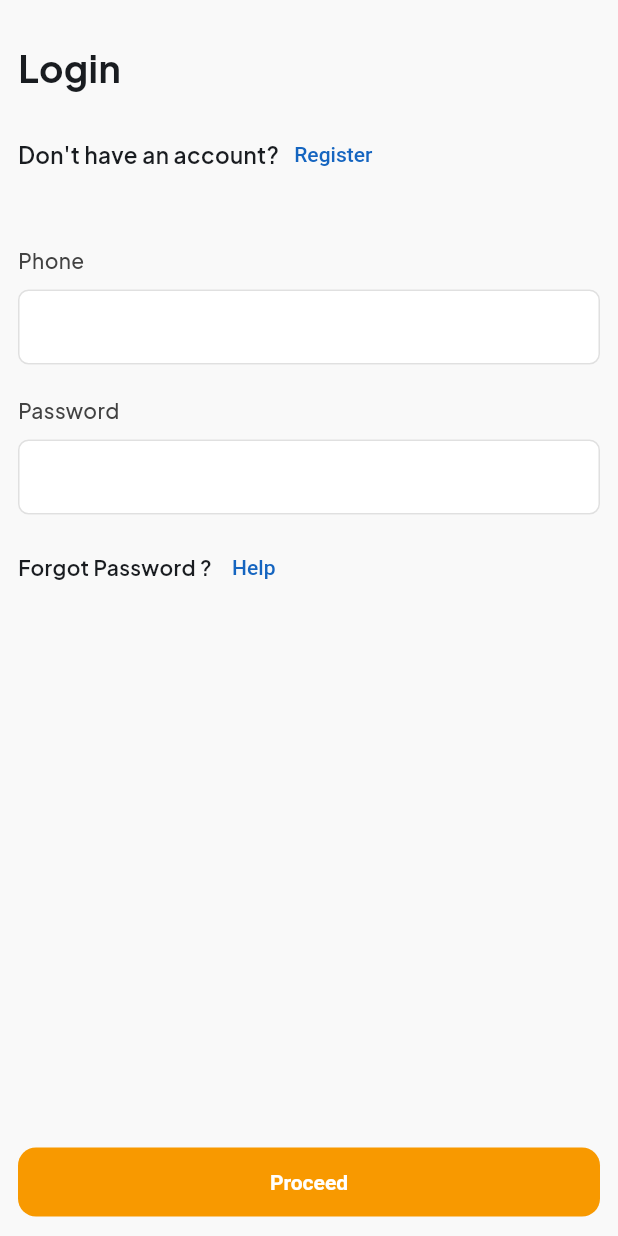
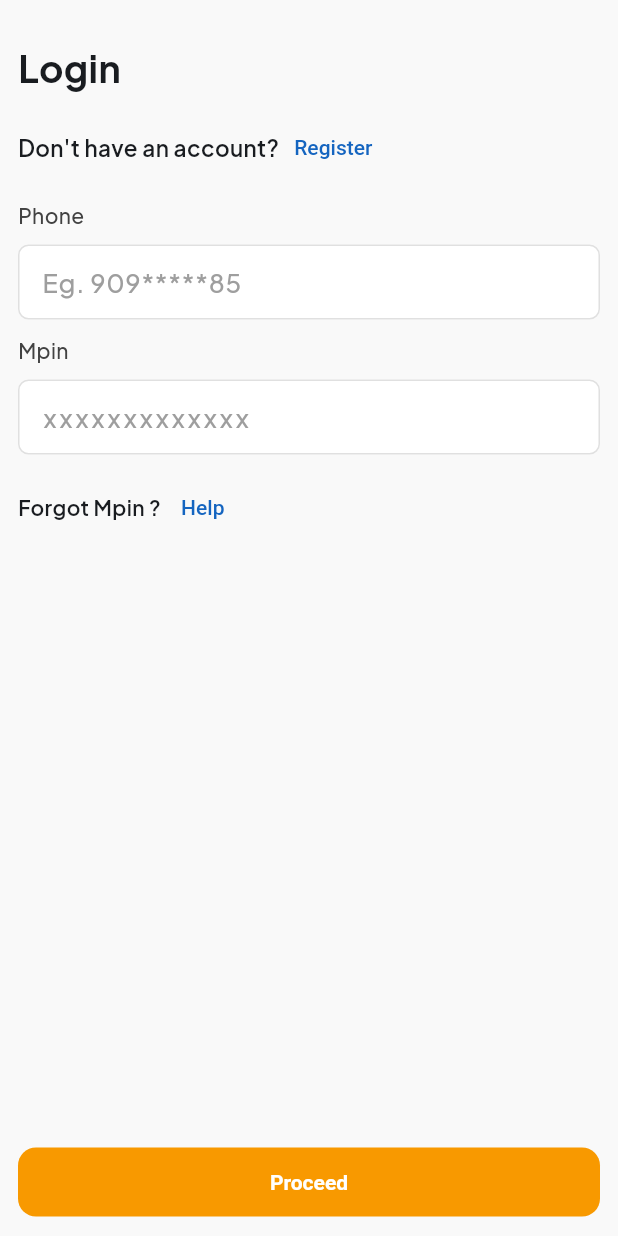
Before and after one commit to Imperial79/buy_and_earn, a Flutter app: the RegisterUI screen opened directly, after a tap on "Login", on a phone screen of 412 x 824 dp. Run offline on Flutter 3.47's test engine with Material 3 defaults, Android fonts, the phone set to English and light mode, and no system bars; our stand-ins replace cookie_jar, dio, dio_cookie_manager, flutter_riverpod, flutter_svg, pinput and 1 more; missing offline and left inert: encrypt; network calls fail; Roboto replaces fonts that are missing (Poppins).

Commit message:
Wallet and Auth Apis

```diff
--- a/lib/Screens/Auth/LoginUI.dart
+++ b/lib/Screens/Auth/LoginUI.dart
@@ -1,24 +1,66 @@
+import 'package:buy_and_earn/Models/user_model.dart';
+import 'package:buy_and_earn/Repository/auth_repository.dart';
 import 'package:buy_and_earn/Screens/RootUI.dart';
 import 'package:buy_and_earn/Utils/Common%20Widgets/kButton.dart';
 import 'package:buy_and_earn/Utils/Common%20Widgets/kScaffold.dart';
 import 'package:buy_and_earn/Utils/Common%20Widgets/kTextfield.dart';
 import 'package:buy_and_earn/Utils/commons.dart';
+
 import 'package:flutter/material.dart';
+import 'package:flutter_riverpod/flutter_riverpod.dart';
 
-class LoginUI extends StatefulWidget {
+class LoginUI extends ConsumerStatefulWidget {
   const LoginUI({super.key});
 
   @override
-  State<LoginUI> createState() => _LoginUIState();
+  ConsumerState<LoginUI> createState() => _LoginUIState();
 }
 
-class _LoginUIState extends State<LoginUI> {
+class _LoginUIState extends ConsumerState<LoginUI> {
+  final _formKey = GlobalKey<FormState>();
+  final phone = TextEditingController();
+  final mpin = TextEditingController();
+  bool _isLoading = false;
+
+  @override
+  void initState() {
+    super.initState();
+    // print(encryptDecryptText("encrypt", "1234"));
+  }
+
+  @override
+  void dispose() {
+    super.dispose();
+    phone.dispose();
+    mpin.dispose();
+  }
+
+  _login() async {
+    if (_formKey.currentState!.validate()) {
+      setState(() => _isLoading = true);
+      final res = await ref.read(authRepository).login({
+        "phone": phone.text,
+        "mpin": mpin.text,
+        "fcmToken": "",
+      });
+      if (!res.error) {
+        ref.read(userProvider.notifier).state = UserModel.fromMap(res.response);
+        navPopUntilPush(context, RootUI());
+      }
+      KSnackbar(context, content: res.message, isDanger: res.error);
+      setState(() => _isLoading = false);
+    }
+  }
+
   @override
   Widget build(BuildContext context) {
     return KScaffold(
+      isLoading: _isLoading,
       body: SafeArea(
         child: SingleChildScrollView(
           padding: EdgeInsets.all(12),
+          child: Form(
+            key: _formKey,
             child: Column(
               crossAxisAlignment: CrossAxisAlignment.start,
               children: [
@@ -30,7 +72,7 @@ class _LoginUIState extends State<LoginUI> {
                     fontSize: 25,
                   ),
                 ),
-              height20,
+                height15,
                 Row(
                   children: [
                     Text(
@@ -51,23 +93,38 @@ class _LoginUIState extends State<LoginUI> {
                     ),
                   ],
                 ),
-              kHeight(40),
+                height15,
                 KTextfield.regular(
                   context,
-                keyboardType: TextInputType.number,
+                  controller: phone,
                   label: "Phone",
+                  keyboardType: TextInputType.phone,
+                  maxLength: 10,
+                  hintText: "Eg. 909*****85",
+                  validator: (val) {
+                    if (val!.isEmpty)
+                      return "Required!";
+                    else if (val.length != 10) return "Length must be 10!";
+                    return null;
+                  },
                 ),
-              height20,
+                height10,
                 KTextfield.regular(
                   context,
-                label: "Password",
+                  controller: mpin,
+                  label: "Mpin",
                   obscureText: true,
+                  hintText: "xxxxxxxxxxxxx",
+                  validator: (val) {
+                    if (val!.isEmpty) return "Required!";
+                    return null;
+                  },
                 ),
                 height15,
                 Row(
                   children: [
                     Text(
-                    "Forgot Password ?",
+                      "Forgot Mpin ?",
                       style: TextStyle(
                         fontWeight: FontWeight.w600,
                         fontSize: 14,
@@ -85,12 +142,13 @@ class _LoginUIState extends State<LoginUI> {
             ),
           ),
         ),
+      ),
       bottomNavigationBar: SafeArea(
         child: Padding(
           padding: EdgeInsets.all(12),
           child: KButton.full(
             onPressed: () {
-              navPushReplacement(context, RootUI());
+              _login();
             },
             label: "Proceed",
           ),
--- a/lib/Screens/Auth/RegisterUI.dart
+++ b/lib/Screens/Auth/RegisterUI.dart
@@ -1,11 +1,10 @@
 import 'dart:async';
-
 import 'package:buy_and_earn/Components/constants.dart';
 import 'package:buy_and_earn/Components/widgets.dart';
 import 'package:buy_and_earn/Models/user_model.dart';
 import 'package:buy_and_earn/Repository/auth_repository.dart';
+import 'package:buy_and_earn/Screens/Auth/FlashPasswordUI.dart';
 import 'package:buy_and_earn/Screens/Auth/LoginUI.dart';
-import 'package:buy_and_earn/Screens/RootUI.dart';
 import 'package:buy_and_earn/Utils/Common%20Widgets/kOTPField.dart';
 import 'package:buy_and_earn/Utils/Common%20Widgets/kScaffold.dart';
 import 'package:flutter/material.dart';
@@ -41,7 +40,9 @@ class _RegisterUIState extends ConsumerState<RegisterUI> {
     email.dispose();
     city.dispose();
     referCode.dispose();
+    try {
       _timer.cancel();
+    } catch (e) {}
     super.dispose();
   }
 
@@ -125,7 +126,12 @@ class _RegisterUIState extends ConsumerState<RegisterUI> {
       });
       if (!res.error) {
         ref.read(userProvider.notifier).state = UserModel.fromMap(res.response);
-        navPopUntilPush(context, RootUI());
+        navPopUntilPush(
+            context,
+            FlashPasswordUI(
+              mpin: res.response['mpin'],
+              tpin: res.response['tpin'],
+            ));
       } else {
         KSnackbar(context, content: res.message, isDanger: res.error);
       }
@@ -153,7 +159,7 @@ class _RegisterUIState extends ConsumerState<RegisterUI> {
                     fontSize: 25,
                   ),
                 ),
-                height20,
+                height15,
                 Row(
                   children: [
                     Text(
@@ -177,7 +183,7 @@ class _RegisterUIState extends ConsumerState<RegisterUI> {
                     ),
                   ],
                 ),
-                height20,
+                height15,
                 KTextfield.regular(
                   context,
                   controller: name,
@@ -189,7 +195,7 @@ class _RegisterUIState extends ConsumerState<RegisterUI> {
                     return null;
                   },
                 ),
-                height15,
+                height10,
                 KTextfield.regular(
                   context,
                   controller: phone,
@@ -204,7 +210,7 @@ class _RegisterUIState extends ConsumerState<RegisterUI> {
                     return null;
                   },
                 ),
-                height15,
+                height10,
                 KTextfield.regular(
                   context,
                   controller: email,
@@ -213,24 +219,18 @@ class _RegisterUIState extends ConsumerState<RegisterUI> {
                   keyboardType: TextInputType.emailAddress,
                   hintText: "Eg. johndoe@mail.com",
                 ),
-                height15,
-                Row(
-                  children: [
-                    Expanded(
-                      child: KTextfield.dropdown(
+                height10,
+                KTextfield.dropdown(
                   label: "State",
                   value: _selectedState,
                   items: List.generate(
                     statesList.length,
                     (index) => DropdownMenuItem(
                       value: statesList[index],
-                            child: SizedBox(
-                              width: double.maxFinite,
                       child: Text(
                         "${statesList[index]}",
                         maxLines: 1,
                         overflow: TextOverflow.ellipsis,
-                              ),
                       ),
                     ),
                   ),
@@ -240,10 +240,8 @@ class _RegisterUIState extends ConsumerState<RegisterUI> {
                     });
                   },
                 ),
-                    ),
-                    width10,
-                    Expanded(
-                      child: KTextfield.regular(
+                height10,
+                KTextfield.regular(
                   context,
                   controller: city,
                   label: "City",
@@ -254,10 +252,7 @@ class _RegisterUIState extends ConsumerState<RegisterUI> {
                     return null;
                   },
                 ),
-                    ),
-                  ],
-                ),
-                height15,
+                height10,
                 KTextfield.regular(
                   context,
                   controller: referCode,
--- a/lib/Screens/More/MoreUI.dart
+++ b/lib/Screens/More/MoreUI.dart
@@ -1,6 +1,8 @@
 import 'package:buy_and_earn/Components/constants.dart';
 import 'package:buy_and_earn/Components/widgets.dart';
 import 'package:buy_and_earn/Repository/auth_repository.dart';
+import 'package:buy_and_earn/Screens/Auth/RegisterUI.dart';
+import 'package:buy_and_earn/Screens/RootUI.dart';
 import 'package:buy_and_earn/Utils/Common%20Widgets/kButton.dart';
 import 'package:buy_and_earn/Utils/Common%20Widgets/kScaffold.dart';
 import 'package:buy_and_earn/Utils/colors.dart';
@@ -24,7 +26,9 @@ class _MoreUIState extends ConsumerState<MoreUI> {
     setState(() => _isLoading = true);
     final res = await ref.read(authRepository).logout({});
     if (!res.error) {
-      print(res);
+      navPopUntilPush(context, RegisterUI());
+      ref.read(userProvider.notifier).state = null;
+      ref.read(navigationProvider.notifier).state = 0;
     }
     setState(() => _isLoading = false);
   }
--- a/pubspec.yaml
+++ b/pubspec.yaml
@@ -43,6 +43,8 @@ dependencies:
   dio_cookie_manager: ^3.1.1
   path_provider: ^2.1.3
   upgrader: ^10.3.0
+  encrypt: ^5.0.3
+  crypto: ^3.0.3
 
 dev_dependencies:
   flutter_test:
```
Also changed, not shown: lib/Components/constants.dart (+30 -0 lines), lib/Components/widgets.dart (+11 -2 lines), lib/Models/wallet_model.dart (added, +115 -0 lines), lib/Repository/auth_repository.dart (+7 -0 lines), lib/Repository/wallet_repository.dart (added, +12 -0 lines), lib/Screens/Auth/FlashPasswordUI.dart (added, +90 -0 lines), lib/Screens/Wallet/WalletUI.dart (+4 -4 lines), pubspec.lock. Lines whose indentation alone changed are shown as unchanged.
